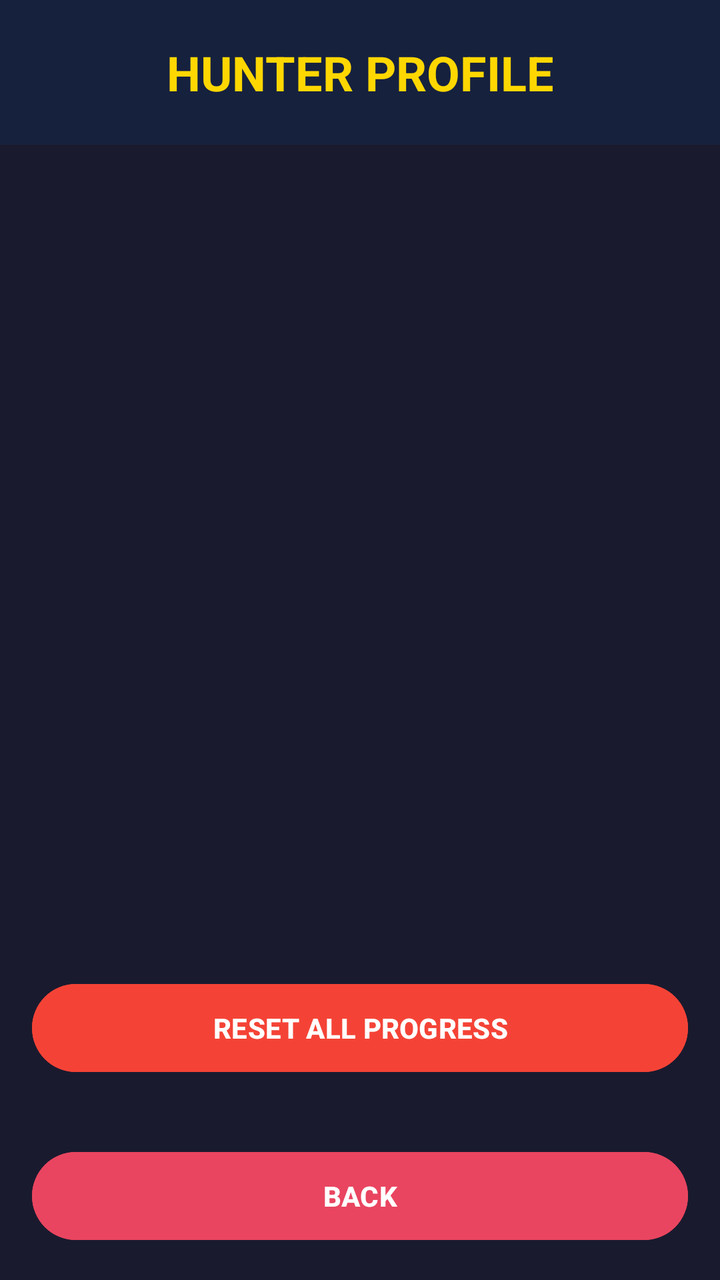
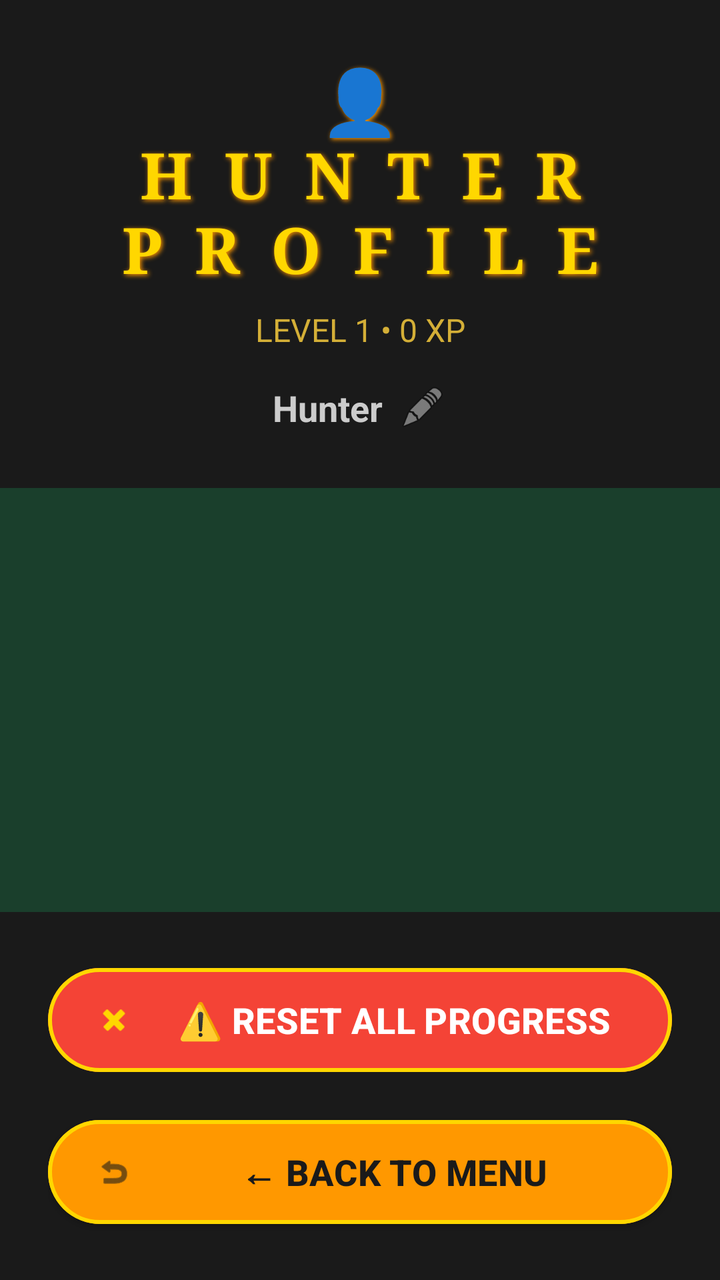

Two renders of the same Android screen: before a commit and after it. Below are the layout's source before the change and the commit's diff.
<!-- AndroidManifest.xml: application theme Theme.HuntersGame -->
<!-- res/layout/activity_profile.xml -->
<?xml version="1.0" encoding="utf-8"?>
<LinearLayout xmlns:android="http://schemas.android.com/apk/res/android"
    android:layout_width="match_parent"
    android:layout_height="match_parent"
    android:orientation="vertical"
    android:background="#1A1A2E">

    
    <LinearLayout
        android:layout_width="match_parent"
        android:layout_height="wrap_content"
        android:orientation="vertical"
        android:padding="20dp"
        android:paddingTop="40dp"
        android:background="#16213E">

        <TextView
            android:layout_width="match_parent"
            android:layout_height="wrap_content"
            android:text="HUNTER PROFILE"
            android:textSize="24sp"
            android:textStyle="bold"
            android:textColor="#FFD700"
            android:gravity="center"/>
    </LinearLayout>

    
    <ScrollView
        android:layout_width="match_parent"
        android:layout_height="0dp"
        android:layout_weight="1">

        <LinearLayout
            android:id="@+id/profile_container"
            android:layout_width="match_parent"
            android:layout_height="wrap_content"
            android:orientation="vertical"
            android:padding="8dp"/>
    </ScrollView>

    
    <Button
        android:id="@+id/btn_reset_all"
        android:layout_width="match_parent"
        android:layout_height="52dp"
        android:text="RESET ALL PROGRESS"
        android:textSize="14sp"
        android:textStyle="bold"
        android:backgroundTint="#F44336"
        android:layout_margin="16dp"/>

    
    <Button
        android:id="@+id/btn_back_profile"
        android:layout_width="match_parent"
        android:layout_height="52dp"
        android:text="BACK"
        android:textSize="14sp"
        android:textStyle="bold"
        android:backgroundTint="#E94560"
        android:layout_margin="16dp"/>

</LinearLayout>
<!-- resources referenced by this layout -->
<resources>
  <style name="Theme.HuntersGame" parent="Base.Theme.HuntersGame" />
  <style name="Base.Theme.HuntersGame" parent="Theme.Material3.DayNight.NoActionBar">
          
          
      </style>
</resources>

<!-- the commit's change to res/layout/activity_profile.xml (unified diff, before → after) -->
@@ -1,27 +1,70 @@
 <?xml version="1.0" encoding="utf-8"?>
 <LinearLayout xmlns:android="http://schemas.android.com/apk/res/android"
+    xmlns:app="http://schemas.android.com/apk/res-auto"
     android:layout_width="match_parent"
     android:layout_height="match_parent"
     android:orientation="vertical"
-    android:background="#1A1A2E">
+    android:background="#1A3F2C">
 
     
     <LinearLayout
         android:layout_width="match_parent"
         android:layout_height="wrap_content"
         android:orientation="vertical"
-        android:padding="20dp"
-        android:paddingTop="40dp"
-        android:background="#16213E">
+        android:padding="28dp"
+        android:paddingTop="56dp"
+        android:background="#1A1A1A">
 
         <TextView
             android:layout_width="match_parent"
             android:layout_height="wrap_content"
-            android:text="HUNTER PROFILE"
-            android:textSize="24sp"
+            android:text="👤 HUNTER PROFILE"
+            android:textSize="32sp"
             android:textStyle="bold"
+            android:fontFamily="serif"
             android:textColor="#FFD700"
-            android:gravity="center"/>
+            android:shadowColor="#FF9800"
+            android:shadowDx="2"
+            android:shadowDy="2"
+            android:shadowRadius="6"
+            android:letterSpacing="0.5"
+            android:gravity="center" />
+
+        <TextView
+            android:id="@+id/tv_profile_level"
+            android:layout_width="match_parent"
+            android:layout_height="wrap_content"
+            android:text="LEVEL 1 • 0 XP"
+            android:textSize="16sp"
+            android:textColor="#D4AF37"
+            android:gravity="center"
+            android:layout_marginTop="8dp" />
+
+        
+        <LinearLayout
+            android:layout_width="match_parent"
+            android:layout_height="wrap_content"
+            android:orientation="horizontal"
+            android:gravity="center"
+            android:layout_marginTop="16dp">
+
+            <TextView
+                android:id="@+id/tv_username"
+                android:layout_width="wrap_content"
+                android:layout_height="wrap_content"
+                android:text="Hunter"
+                android:textSize="18sp"
+                android:textColor="#CCCCCC"
+                android:textStyle="bold"/>
+
+            <ImageView
+                android:id="@+id/iv_edit_username"
+                android:layout_width="24dp"
+                android:layout_height="24dp"
+                android:src="@android:drawable/ic_menu_edit"
+                android:layout_marginStart="8dp"
+                android:alpha="0.7"/>
+        </LinearLayout>
     </LinearLayout>
 
     
@@ -35,29 +78,54 @@
             android:layout_width="match_parent"
             android:layout_height="wrap_content"
             android:orientation="vertical"
-            android:padding="8dp"/>
+            android:padding="28dp"
+            android:paddingBottom="160dp" />
     </ScrollView>
 
     
-    <Button
-        android:id="@+id/btn_reset_all"
+    <LinearLayout
         android:layout_width="match_parent"
-        android:layout_height="52dp"
-        android:text="RESET ALL PROGRESS"
-        android:textSize="14sp"
-        android:textStyle="bold"
-        android:backgroundTint="#F44336"
-        android:layout_margin="16dp"/>
+        android:layout_height="wrap_content"
+        android:orientation="vertical"
+        android:padding="24dp"
+        android:background="#1A1A1A">
 
-    
-    <Button
-        android:id="@+id/btn_back_profile"
-        android:layout_width="match_parent"
-        android:layout_height="52dp"
-        android:text="BACK"
-        android:textSize="14sp"
-        android:textStyle="bold"
-        android:backgroundTint="#E94560"
-        android:layout_margin="16dp"/>
+        
+        <com.google.android.material.button.MaterialButton
+            android:id="@+id/btn_reset_all"
+            style="@style/Widget.Material3.Button.OutlinedButton"
+            android:layout_width="match_parent"
+            android:layout_height="60dp"
+            android:layout_marginBottom="16dp"
+            android:text="⚠️ RESET ALL PROGRESS"
+            android:textSize="18sp"
+            android:textStyle="bold"
+            android:textColor="#FFFFFF"
+            app:backgroundTint="#F44336"
+            app:strokeColor="#FFD700"
+            app:strokeWidth="2dp"
+            app:icon="@android:drawable/ic_delete"
+            app:iconTint="#FFD700"
+            app:iconGravity="start"
+            app:iconPadding="16dp" />
+
+        
+        <com.google.android.material.button.MaterialButton
+            android:id="@+id/btn_back_profile"
+            style="@style/Widget.Material3.Button.ElevatedButton"
+            android:layout_width="match_parent"
+            android:layout_height="60dp"
+            android:text="← BACK TO MENU"
+            android:textSize="18sp"
+            android:textStyle="bold"
+            android:textColor="#1A1A1A"
+            app:backgroundTint="#FF9800"
+            app:strokeColor="#FFD700"
+            app:strokeWidth="2dp"
+            app:icon="@android:drawable/ic_menu_revert"
+            app:iconTint="#1A1A1A"
+            app:iconGravity="start"
+            app:iconPadding="16dp" />
+    </LinearLayout>
 
 </LinearLayout>
